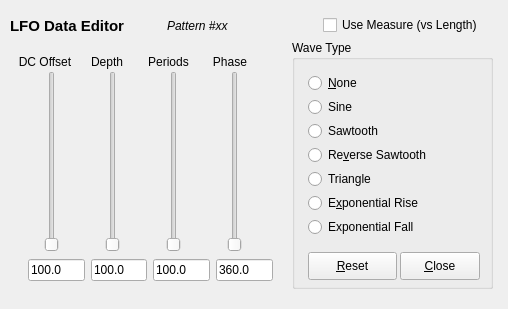
The window that seq_qt5/forms/qlfoframe.ui (ahlstromcj/seq66) describes before a commit, drawn with Qt 5.
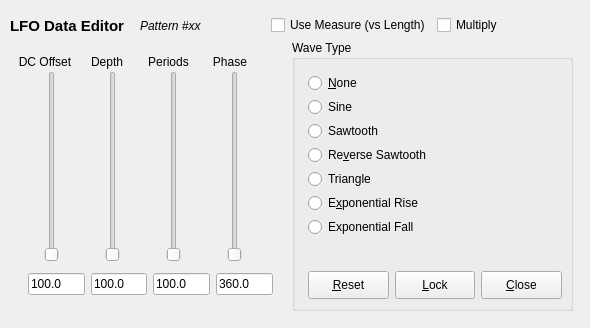
The same window after the commit.

Diff of the .ui file:
```diff
--- a/seq_qt5/forms/qlfoframe.ui
+++ b/seq_qt5/forms/qlfoframe.ui
@@ -6,8 +6,8 @@
    <rect>
     <x>0</x>
     <y>0</y>
-    <width>508</width>
-    <height>309</height>
+    <width>590</width>
+    <height>328</height>
    </rect>
   </property>
   <property name="sizePolicy">
@@ -24,7 +24,7 @@
     <rect>
      <x>10</x>
      <y>10</y>
-     <width>473</width>
+     <width>551</width>
      <height>31</height>
     </rect>
    </property>
@@ -34,7 +34,6 @@
       <property name="font">
        <font>
         <pointsize>11</pointsize>
-        <weight>75</weight>
         <bold>true</bold>
        </font>
       </property>
@@ -62,6 +61,13 @@
       </property>
      </widget>
     </item>
+    <item>
+     <widget class="QCheckBox" name="m_multiply_check_box">
+      <property name="text">
+       <string>Multiply</string>
+      </property>
+     </widget>
+    </item>
    </layout>
   </widget>
   <widget class="QGroupBox" name="m_wave_type_group">
@@ -69,8 +75,8 @@
     <rect>
      <x>292</x>
      <y>40</y>
-     <width>201</width>
-     <height>249</height>
+     <width>281</width>
+     <height>271</height>
     </rect>
    </property>
    <property name="title">
@@ -81,7 +87,7 @@
      <rect>
       <x>16</x>
       <y>30</y>
-      <width>173</width>
+      <width>251</width>
       <height>176</height>
      </rect>
     </property>
@@ -146,15 +152,18 @@
      </item>
     </layout>
    </widget>
+   <widget class="QWidget" name="layoutWidget">
+    <property name="geometry">
+     <rect>
+      <x>16</x>
+      <y>230</y>
+      <width>254</width>
+      <height>31</height>
+     </rect>
+    </property>
+    <layout class="QHBoxLayout" name="horizontalLayout_5">
+     <item>
    <widget class="QPushButton" name="m_button_reset">
-    <property name="geometry">
-     <rect>
-      <x>16</x>
-      <y>212</y>
-      <width>89</width>
-      <height>28</height>
-     </rect>
-    </property>
     <property name="minimumSize">
      <size>
       <width>0</width>
@@ -165,15 +174,27 @@
      <string>&amp;Reset</string>
     </property>
    </widget>
+     </item>
+     <item>
+      <widget class="QPushButton" name="m_button_lock">
+       <property name="minimumSize">
+        <size>
+         <width>0</width>
+         <height>28</height>
+        </size>
+       </property>
+       <property name="toolTip">
+        <string>Makes the current, modified events official and
+non-resettable. Further modifications can be
+applied.</string>
+       </property>
+       <property name="text">
+        <string>&amp;Lock</string>
+       </property>
+      </widget>
+     </item>
+     <item>
    <widget class="QPushButton" name="m_button_close">
-    <property name="geometry">
-     <rect>
-      <x>108</x>
-      <y>212</y>
-      <width>80</width>
-      <height>28</height>
-     </rect>
-    </property>
     <property name="minimumSize">
      <size>
       <width>0</width>
@@ -184,6 +205,9 @@
      <string>&amp;Close</string>
     </property>
    </widget>
+     </item>
+    </layout>
+   </widget>
   </widget>
   <widget class="QWidget" name="layoutWidgetLfo">
    <property name="geometry">
@@ -243,7 +267,7 @@
      <x>4</x>
      <y>71</y>
      <width>281</width>
-     <height>181</height>
+     <height>191</height>
     </rect>
    </property>
    <layout class="QHBoxLayout" name="horizontalLayout_3">
@@ -293,7 +317,7 @@
    <property name="geometry">
     <rect>
      <x>28</x>
-     <y>256</y>
+     <y>270</y>
      <width>245</width>
      <height>29</height>
     </rect>
```
Left out of the diff: 8 changed lines with no effect on the pictures. Lines whose indentation alone changed are shown as unchanged.
